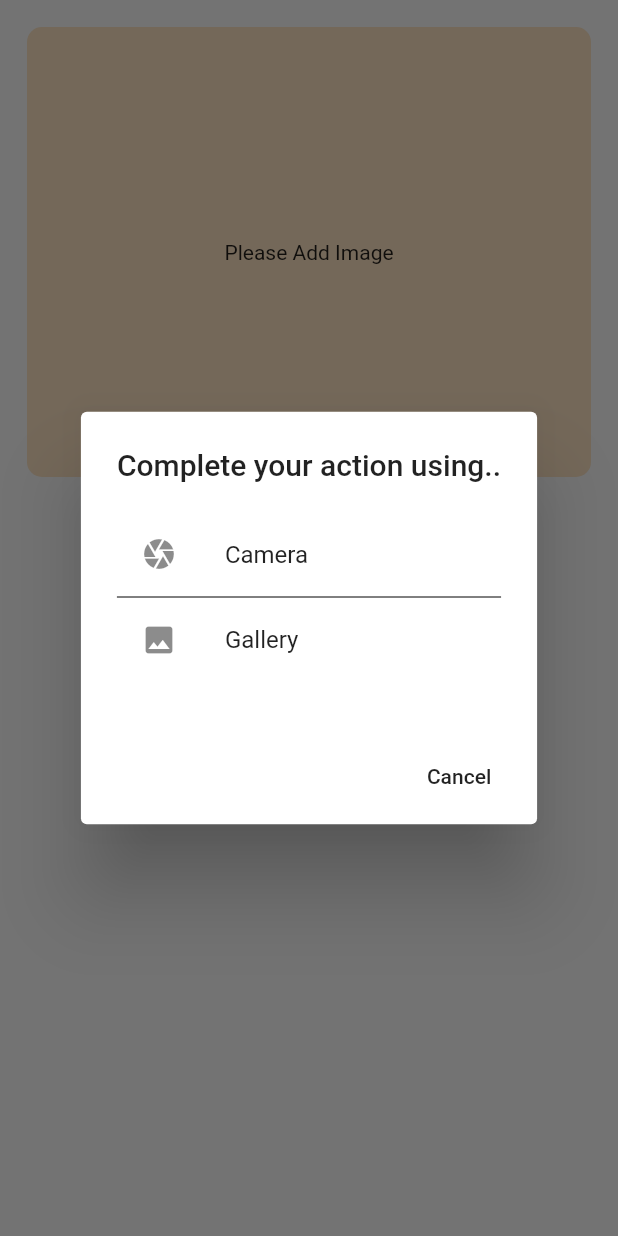
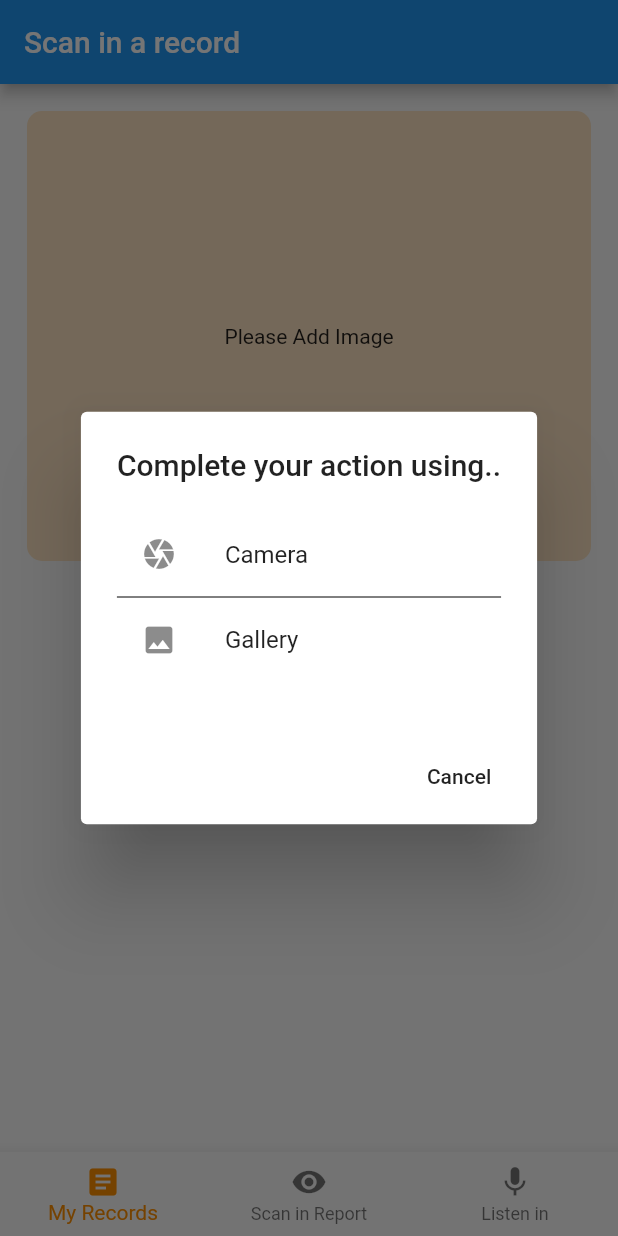
Before and after one commit to lukechn99/BoomerCare, a Flutter app: the screen it shows after launch, after a tap on "Add Image", on a phone screen of 412 x 824 dp. Run offline on Flutter 3.47's test engine with Material 2 defaults, Android fonts, the light colour scheme and no system bars; our stand-ins replace image_picker; missing offline and left inert: firebase_ml_vision; accounts and stored records are empty.

Commit message:
Document to text works and saves data locally

```diff
--- a/scriber/lib/scan.dart
+++ b/scriber/lib/scan.dart
@@ -1,10 +1,16 @@
+import 'dart:convert';
 import 'dart:io';
 
 import 'package:firebase_ml_vision/firebase_ml_vision.dart';
 import 'package:flutter/material.dart';
+import 'package:path_provider/path_provider.dart';
 import 'package:scriber/pickImage.dart';
 
+const String kFileName = 'data.json';
+
 class ScanScreen extends StatefulWidget {
+  String title = "Scan in a record";
+
   @override
   _ScanScreenState createState() => _ScanScreenState();
 }
@@ -13,10 +19,93 @@ class _ScanScreenState extends State<ScanScreen> {
 
   var result = "";
   File _userImageFile;
+  int _selectedIndex = 1;
+
+  TextEditingController _controllerKey, _controllerValue;
+
+  File _filePath;
+  bool _fileExists;
+
+  Map<String, dynamic> _json = {"documents":[]};
+  String _jsonString;
+
+  Future<String> get _localPath async {
+    final directory = await getApplicationDocumentsDirectory();
+    return directory.path;
+  }
+
+  Future<File> get _localFile async {
+    final path = await _localPath;
+    return File('$path/$kFileName');
+  }
+
+  @override
+  void initState()  {
+    super.initState();
+    // Instantiate _controllerKey and _controllerValue
+    _controllerKey = TextEditingController();
+    _controllerValue = TextEditingController();
+    print('0. Initialized _json: $_json');
+    _readJson();
+  }
+
+  void _readJson() async {
+    // Initialize _filePath
+    _filePath = await _localFile;
+
+    // 0. Check whether the _file exists
+    _fileExists = await _filePath.exists();
+    print('0. File exists? $_fileExists');
+
+    // If the _file exists->read it: update initialized _json by what's in the _file
+    if (_fileExists) {
+      try {
+        //1. Read _jsonString<String> from the _file.
+        _jsonString = await _filePath.readAsString();
+        print('1.(_readJson) _jsonString: $_jsonString');
+
+        //2. Update initialized _json by converting _jsonString<String>->_json<Map>
+        _json = jsonDecode(_jsonString);
+        print('2.(_readJson) _json: $_json \n - \n');
+      } catch (e) {
+        // Print exception errors
+        print('Tried reading _file error: $e');
+        // If encountering an error, return null
+      }
+    } else {
+      _writeJson("documents", []);
+    }
+  }
+
+  void _addToList(Map<String, dynamic> newDoc) async {
+    _json["documents"].add(newDoc);
+    _jsonString = jsonEncode(_json);
+    _filePath.writeAsString(_jsonString);
+  }
+
+  void _writeJson(String key, dynamic value) async {
+    // Initialize the local _filePath
+    //final _filePath = await _localFile;
+
+    //1. Create _newJson<Map> from input<TextField>
+    Map<String, dynamic> _newJson = {key: value};
+    print('1.(_writeJson) _newJson: $_newJson');
+
+    //2. Update _json by adding _newJson<Map> -> _json<Map>
+    _json.addAll(_newJson);
+    print('2.(_writeJson) _json(updated): $_json');
+
+    //3. Convert _json ->_jsonString
+    _jsonString = jsonEncode(_json);
+    print('3.(_writeJson) _jsonString: $_jsonString\n - \n');
+
+    //4. Write _jsonString to the _filePath
+    _filePath.writeAsString(_jsonString);
+  }
 
   recogniseText() async {
     FirebaseVisionImage myImage = FirebaseVisionImage.fromFile(_userImageFile);
-    TextRecognizer recognizeText = FirebaseVision.instance.textRecognizer();
+    TextRecognizer recognizeText = FirebaseVision.instance.cloudTextRecognizer();
     VisionText readText = await recognizeText.processImage(myImage);
     result = "";
     for (TextBlock block in readText.blocks) {
@@ -26,11 +115,19 @@ class _ScanScreenState extends State<ScanScreen> {
         });
       }
     }
+    Map<String, dynamic> document = {"title" : readText.blocks[0].text, "content": result};
+    _addToList(document);
   }
 
   void _pickedImage(File image) {
     _userImageFile = image;
     recogniseText();
+  }
+
+  void _onItemTapped(int index) {
+    setState(() {
+      _selectedIndex = index;
+    });
   }
 
   @override
@@ -43,13 +140,34 @@ class _ScanScreenState extends State<ScanScreen> {
                 UserImagePicker(_pickedImage),
                 Padding(
                     padding: const EdgeInsets.all(16.0), child: Text(result)),
-                Text(
-              'The text in the image is: $result',
-            ),
               ],
             ),
           ),
-        )
+        ),
+      bottomNavigationBar: BottomNavigationBar(
+      items: const <BottomNavigationBarItem>[
+        BottomNavigationBarItem(
+          icon: Icon(Icons.article),
+          label: 'My Records',
+        ),
+        BottomNavigationBarItem(
+          icon: Icon(Icons.remove_red_eye),
+          label: 'Scan in Report',
+        ),
+        BottomNavigationBarItem(
+          icon: Icon(Icons.mic),
+          label: 'Listen in',
+        ),
+      ],
+      currentIndex: _selectedIndex,
+      selectedItemColor: Colors.amber[800],
+      onTap: _onItemTapped,
+    ),
+      appBar: AppBar(
+        // Here we take the value from the MyHomePage object that was created by
+        // the App.build method, and use it to set our appbar title.
+        title: Text(widget.title),
+      )
       );
   }
 
--- a/scriber/pubspec.yaml
+++ b/scriber/pubspec.yaml
@@ -25,6 +25,7 @@ dependencies:
     sdk: flutter
   firebase_ml_vision: ^0.9.7
   image_picker: ^0.6.7+11
+  path_provider: ^1.6.24
 
 
   # The following adds the Cupertino Icons font to your application.
```
Also changed, not shown: 4 other files.
